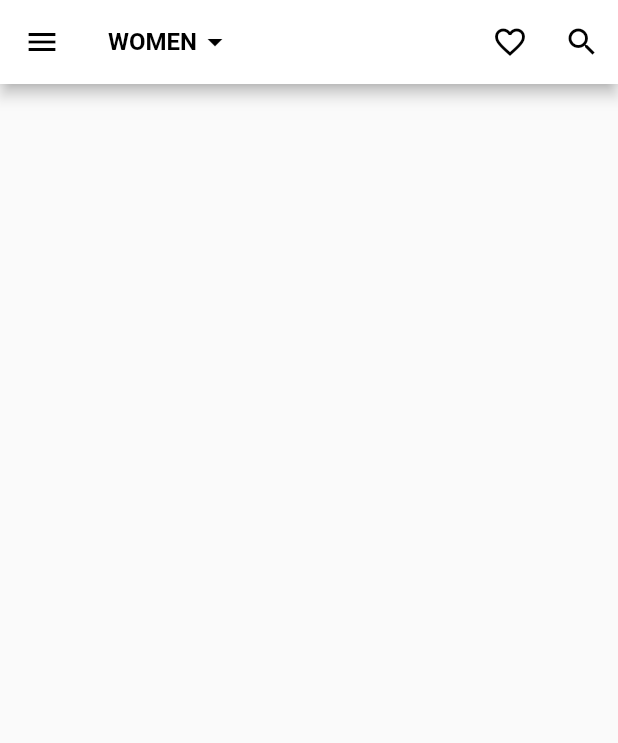
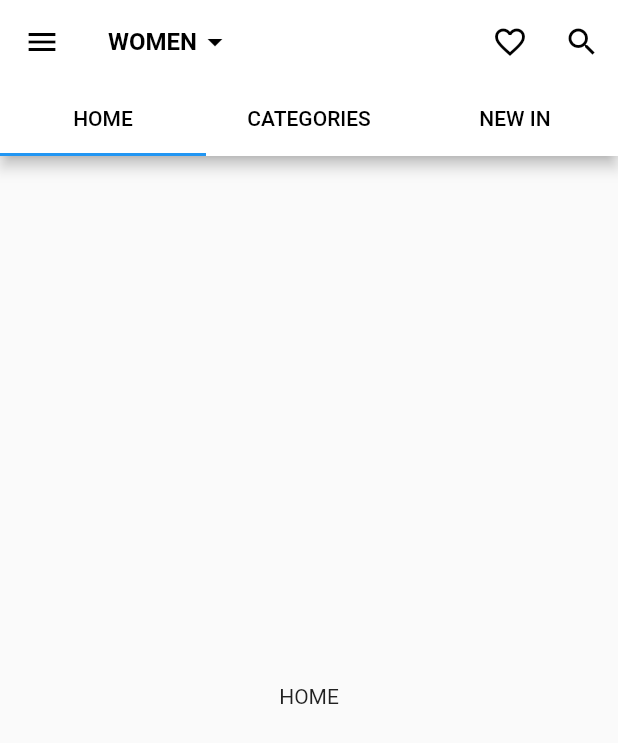
Before and after one commit to isaacllarbi/asos, a Flutter app: the screen it shows after launch, on a phone screen of 412 x 824 dp. Shown: the top 743 px of the screen. Run offline on Flutter 3.47's test engine with Material 2 defaults, Android fonts, the phone set to English and light mode, and no system bars.

```diff
--- a/lib/screens/home_screen/home_screen.dart
+++ b/lib/screens/home_screen/home_screen.dart
@@ -12,7 +12,13 @@ class _HomeScreenState extends State<HomeScreen>
   final GlobalKey<ScaffoldState> _scaffoldKey = GlobalKey<ScaffoldState>();
   TabController _controller;
   var _userGender = 'WOMEN';
-  var _genderList = ['MEN', 'WOMEN'];
+  var _genders = ['WOMEN', 'MEN'];
+
+  @override
+  void initState() {
+    super.initState();
+    _controller = TabController(length: 3, vsync: this, initialIndex: 0);
+  }
 
   @override
   Widget build(BuildContext context) {
@@ -21,7 +27,63 @@ class _HomeScreenState extends State<HomeScreen>
         key: _scaffoldKey,
         appBar: _buildAppBar(context),
         drawer: HomeDrawer(),
+        body: _body(),
       ),
+    );
+  }
+
+  AppBar _buildAppBar(BuildContext context) {
+    //Menu button
+    var leadingIcon = Icon(Icons.menu, color: Colors.black);
+    var drawerBtn = IconButton(icon: leadingIcon, onPressed: _openDrawer);
+
+    //Gender dropdown
+    var titleTextStyle = TextStyle(
+        fontWeight: FontWeight.bold, color: Colors.black, fontSize: 16);
+    var titleText = Text(_userGender, style: titleTextStyle);
+    var downIcon = Icon(Icons.arrow_drop_down, color: Colors.black);
+
+    var appbarTitle =
+        Row(mainAxisSize: MainAxisSize.min, children: [titleText, downIcon]);
+    var popup = PopupMenuButton(
+      child: appbarTitle,
+      itemBuilder: (context) {
+        return _genders.map((gender) {
+          bool selected = _userGender == gender;
+          var style = TextStyle(
+              fontSize: 12,
+              fontWeight: selected ? FontWeight.bold : FontWeight.normal);
+          var popupText = Text(gender, style: style);
+          return PopupMenuItem(value: gender, child: popupText);
+        }).toList();
+      },
+      onSelected: (gender) {
+        print('$gender clicked');
+        setState(() {
+          _userGender = gender;
+        });
+      },
+    );
+
+    //Appbar action icons
+    var favIcon = Icon(Icons.favorite_border_outlined, color: Colors.black);
+    var searchIcon = Icon(Icons.search, color: Colors.black);
+    var fav = IconButton(onPressed: () {}, icon: favIcon);
+    var search = IconButton(onPressed: () {}, icon: searchIcon);
+
+    var tabTextStyle = TextStyle(color: Colors.black);
+    var homeTab = Tab(child: Text('HOME', style: tabTextStyle));
+    var catTab = Tab(child: Text('CATEGORIES', style: tabTextStyle));
+    var newTab = Tab(child: Text('NEW IN', style: tabTextStyle));
+    var tabBar =
+        TabBar(controller: _controller, tabs: [homeTab, catTab, newTab]);
+
+    return AppBar(
+      leading: drawerBtn,
+      title: popup,
+      actions: [fav, search],
+      backgroundColor: Colors.white,
+      bottom: tabBar,
     );
   }
 
@@ -29,40 +91,14 @@ class _HomeScreenState extends State<HomeScreen>
     _scaffoldKey.currentState.openDrawer();
   }
 
-  AppBar _buildAppBar(BuildContext context) {
-    var titleTextStyle = TextStyle(
-        fontWeight: FontWeight.bold, color: Colors.black, fontSize: 16);
-    var titleText = Text(_userGender, style: titleTextStyle);
-    var downIcon = Icon(Icons.arrow_drop_down, color: Colors.black);
-    var leadingIcon = Icon(Icons.menu, color: Colors.black);
-
-    var appbarTitle =
-        Row(mainAxisSize: MainAxisSize.min, children: [titleText, downIcon]);
-    return AppBar(
-      leading: IconButton(icon: leadingIcon, onPressed: _openDrawer),
-      title: PopupMenuButton(
-        child: appbarTitle,
-        itemBuilder: (BuildContext context) {
-          return _genderList.map((gender) => buildPopupItem(gender)).toList();
-        },
-        onSelected: (gender) {},
-      ),
-      actions: buildActions(context),
-      backgroundColor: Colors.white,
+  _body() {
+    return TabBarView(
+      controller: _controller,
+      children: [
+        Center(child: Text('HOME')),
+        Center(child: Text('CATEGORIES')),
+        Center(child: Text('NEW IN')),
+      ],
     );
   }
-
-  PopupMenuItem buildPopupItem(String text) {
-    var popupText = Text(text, style: TextStyle(fontSize: 12));
-    return PopupMenuItem(value: 'text', child: popupText);
-  }
-
-  List<Widget> buildActions(BuildContext context) {
-    var favIcon = Icon(Icons.favorite_border_outlined, color: Colors.black);
-    var searchIcon = Icon(Icons.search, color: Colors.black);
-    return [
-      IconButton(onPressed: () {}, icon: favIcon),
-      IconButton(onPressed: () {}, icon: searchIcon),
-    ];
-  }
 }
```
